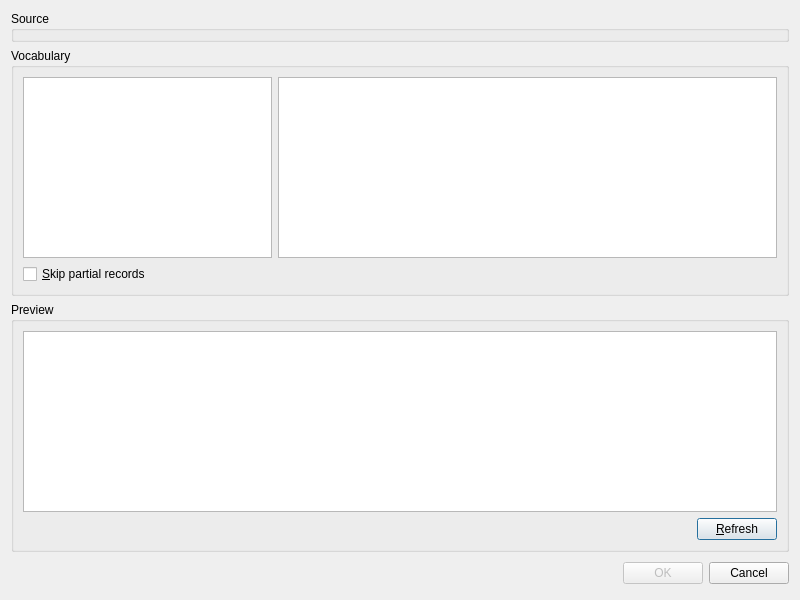
Above: source/vocabularymanagerdialog/wordsimportdialog.ui from martin-kudlicka/vocabulary-master before the change. Below: the same form after it.
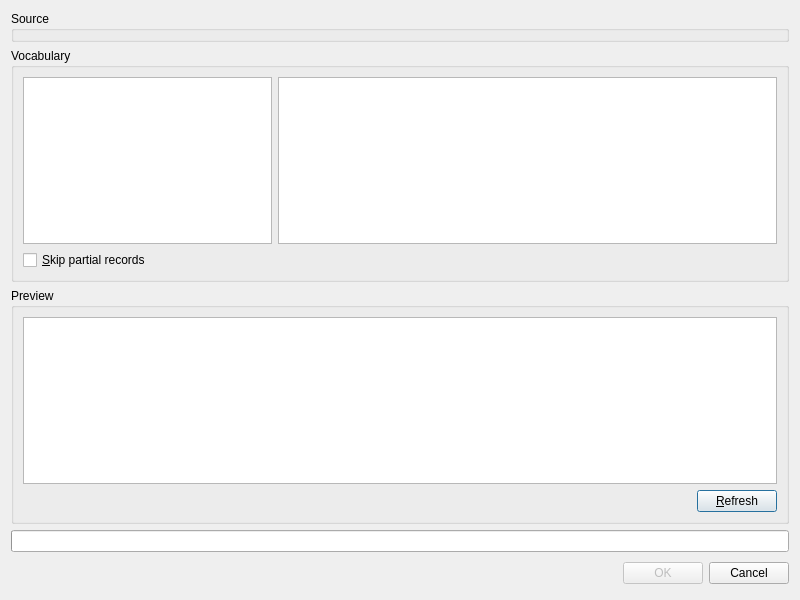
That is the form after the change.

What changed in the file:
```diff
--- a/source/vocabularymanagerdialog/wordsimportdialog.ui
+++ b/source/vocabularymanagerdialog/wordsimportdialog.ui
@@ -106,6 +106,13 @@
      </layout>
     </widget>
    </item>
+   <item>
+    <widget class="QProgressBar" name="qpbProgress">
+     <property name="textVisible">
+      <bool>false</bool>
+     </property>
+    </widget>
+   </item>
    <item>
     <layout class="QHBoxLayout">
      <property name="spacing">
```
